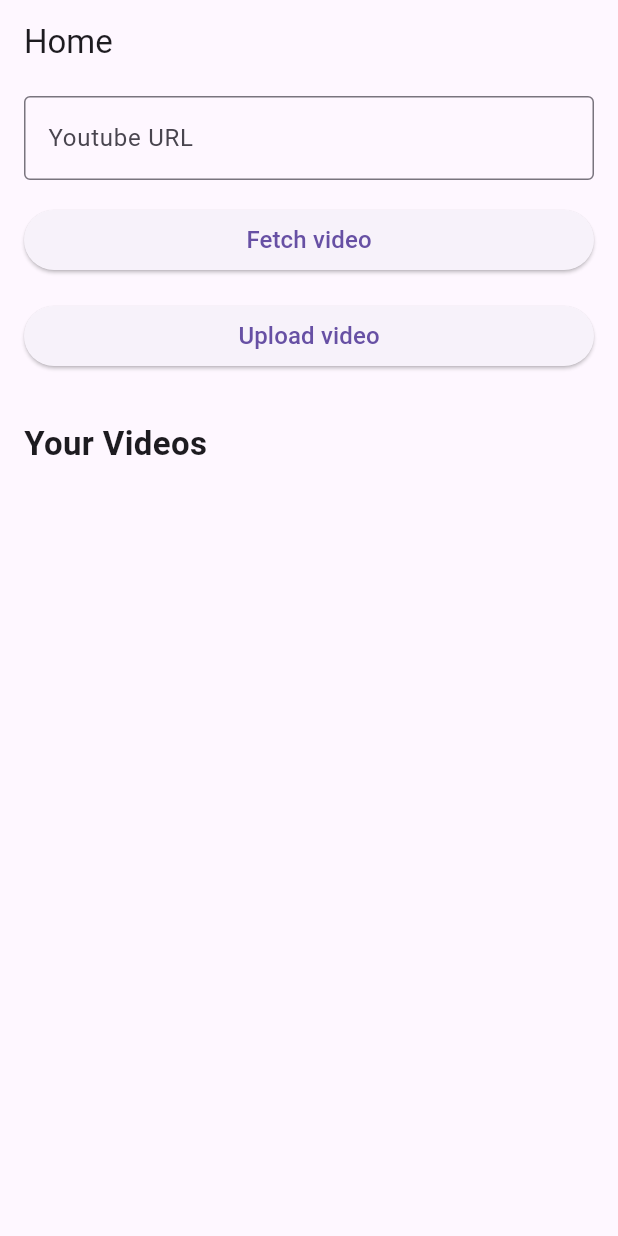
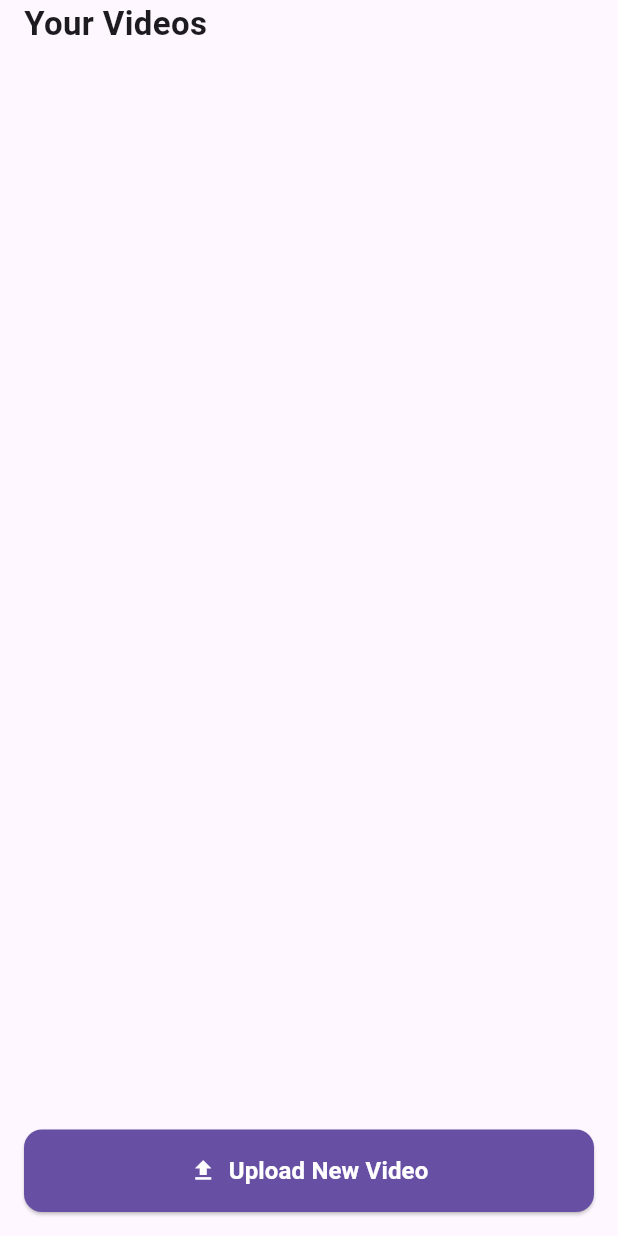
Before and after one commit to spencerchubb/aipodclips, a Flutter app: the screen it shows once a user with an empty profile is signed in, on a phone screen of 412 x 824 dp. Run offline on Flutter 3.47's test engine with Material 3 defaults, Android fonts, the phone set to English and light mode, and no system bars; our stand-ins replace chewie, cloud_firestore, file_picker, firebase_auth, firebase_core, firebase_storage and 4 more; accounts and stored records are empty.

Commit message:
redesign home

```diff
--- a/flutterapp/lib/pages/home.dart
+++ b/flutterapp/lib/pages/home.dart
@@ -18,81 +18,24 @@ class HomePage extends StatefulWidget {
 }
 
 class _HomePageState extends State<HomePage> {
-  final TextEditingController _urlController = TextEditingController();
-  bool isDownloading = false;
-  String fetchVideoText = 'Fetch video';
-
   @override
   Widget build(BuildContext context) {
     return Scaffold(
-      appBar: AppBar(
-        title: const Text('Home'),
-      ),
-      body: Column(
-        children: [
-          Padding(
-            // Top padding avoids label being cut off
-            padding: const EdgeInsets.only(top: 8, left: 16, right: 16),
-            child: TextField(
-              controller: _urlController,
-              onChanged: (value) {
-                setState(() => fetchVideoText = 'Fetch video');
-              },
-              decoration: const InputDecoration(
-                labelText: 'Youtube URL',
-                border: OutlineInputBorder(),
+      body: SafeArea(
+        child: Column(
+          children: <Widget>[
+            Container(
+              padding: const EdgeInsets.only(left: 16, right: 16),
+              alignment: Alignment.centerLeft,
+              child: const Text(
+                'Your Videos',
+                style: TextStyle(fontSize: 22, fontWeight: FontWeight.bold),
               ),
             ),
-          ),
-          const SizedBox(height: 16),
-          Padding(
-            padding: const EdgeInsets.only(left: 16, right: 16),
-            child: SizedBox(
+            const VideoList(),
+            Container(
               width: double.infinity,
-              child: ElevatedButton(
-                onPressed: () async {
-                  if (_urlController.text.isEmpty) {
-                    setState(() => fetchVideoText = 'Please enter a URL 🤗');
-                    return;
-                  }
-
-                  if (fetchVideoText != 'Fetch video') return;
-                  setState(() => fetchVideoText = 'Fetching video... ⏳');
-                  final originalUrl = _urlController.text;
-                  final videoDoc =
-                      FirebaseFirestore.instance.collection('videos').doc();
-                  final response = await callGCF({
-                    'action': 'download',
-                    'url': originalUrl,
-                    'video_id': videoDoc.id,
-                  });
-
-                  if (response['message'].contains('not a valid URL')) {
-                    setState(() => fetchVideoText = 'Not a valid URL ❌');
-                    return;
-                  }
-
-                  final title = response['title'];
-                  await videoDoc.set({
-                    'id': videoDoc.id,
-                    'createdAt': DateTime.now(),
-                    'originalUrl': originalUrl,
-                    'title': title,
-                    'uid': FirebaseAuth.instance.currentUser?.uid,
-                  });
-                  setState(() => fetchVideoText = 'Done fetching ✅');
-                },
-                child: Text(
-                  fetchVideoText,
-                  style: TextStyle(fontSize: 16),
-                ),
-              ),
-            ),
-          ),
-          const SizedBox(height: 16),
-          Container(
-            padding: const EdgeInsets.only(left: 16, right: 16),
-            width: double.infinity,
+              padding: const EdgeInsets.all(16),
               child: ElevatedButton(
                 onPressed: () async {
                   FilePickerResult? result = await FilePicker.platform.pickFiles(
@@ -120,30 +63,38 @@ class _HomePageState extends State<HomePage> {
                     });
                   }
                 },
-              child: const Text(
-                'Upload video',
-                style: TextStyle(fontSize: 16),
+                style: ElevatedButton.styleFrom(
+                  padding: const EdgeInsets.symmetric(vertical: 16),
+                  backgroundColor: Theme.of(context).primaryColor,
+                  shape: RoundedRectangleBorder(
+                    borderRadius: BorderRadius.circular(12),
+                  ),
+                ),
+                child: Row(
+                  mainAxisAlignment: MainAxisAlignment.center,
+                  children: const [
+                    Icon(Icons.upload, color: Colors.white),
+                    SizedBox(width: 8),
+                    Text(
+                      'Upload New Video',
+                      style: TextStyle(
+                        fontSize: 16,
+                        fontWeight: FontWeight.bold,
+                        color: Colors.white,
+                      ),
+                    ),
+                  ],
                 ),
               ),
             ),
-          const SizedBox(height: 32),
-          Container(
-            padding: const EdgeInsets.only(left: 16, right: 16),
-            alignment: Alignment.centerLeft,
-            child: Text(
-              'Your Videos',
-              style: TextStyle(fontSize: 22, fontWeight: FontWeight.bold),
+          ],
         ),
-          ),
-          VideoList(),
-        ],
       ),
     );
   }
 
   @override
   void dispose() {
-    _urlController.dispose();
     super.dispose();
   }
 }
```
Lines whose indentation alone changed are shown as unchanged.
